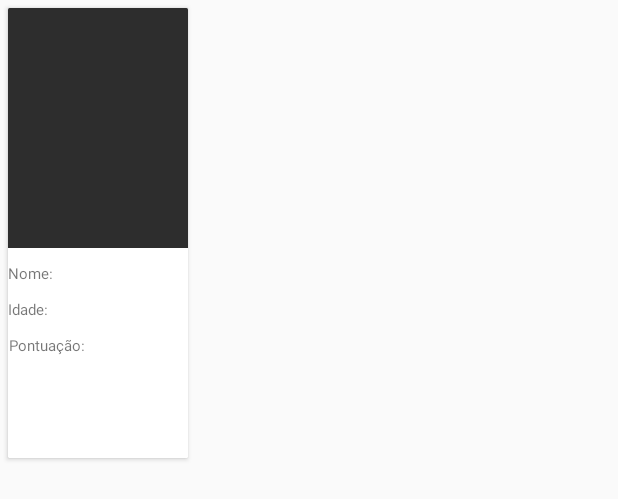
After one commit to GabrielAlbSilv/ExercicioGridView, an Android app: the layout modelo_personagem.xml on its own in the app's theme, with its tools: preview values and no code run, on a phone screen of 412 x 824 dp. The commit adds this screen. Shown: the top 499 px of the screen. Run offline under Robolectric (Android 15) with nearby library versions, the phone set to English and light mode, and no system bars.

Commit message:
nova commit

```diff
--- a/app/src/main/res/layout/activity_personagem.xml
+++ b/app/src/main/res/layout/activity_personagem.xml
@@ -30,12 +30,12 @@
             android:textSize="18sp"/>
 
         <TextView
-            android:id="@+id/Idad"
+            android:id="@+id/Idade"
             android:layout_width="wrap_content"
             android:layout_height="wrap_content"
             android:layout_marginTop="10dp"
             android:textSize="18sp"
-            android:text="@string/txtidade" />
+            android:text="Idade:" />
 
         <TextView
             android:id="@+id/Pont"
@@ -44,7 +44,7 @@
             android:layout_marginTop="10dp"
             android:gravity="center_horizontal"
             android:padding="8dp"
-            android:text="@string/textPont"
+            android:text="Pontuação: "
             android:textAlignment="inherit"
             android:textSize="18sp" />
         <LinearLayout
--- /dev/null
+++ b/app/src/main/res/layout/modelo_personagem.xml
@@ -0,0 +1,53 @@
+<?xml version="1.0" encoding="utf-8"?>
+<androidx.cardview.widget.CardView xmlns:android="http://schemas.android.com/apk/res/android"
+    xmlns:app="http://schemas.android.com/apk/res-auto"
+    android:id="@+id/idCardView"
+    android:layout_width="120dp"
+    android:layout_height="300dp"
+    android:layout_margin="5dp"
+    android:clickable="true"
+    android:foreground="?android:attr/selectableItemBackground"
+    app:cardCornerRadius="1dp">
+
+    <LinearLayout
+        android:layout_width="match_parent"
+        android:layout_height="match_parent"
+        android:orientation="vertical">
+
+        <ImageView
+            android:id="@+id/ImgPerso"
+            android:layout_width="match_parent"
+            android:layout_height="160dp"
+            android:background="#2d2d2d"
+            android:scaleType="centerCrop" />
+
+        <TextView
+            android:gravity="center_horizontal"
+            android:id="@+id/idNome"
+            android:layout_width="wrap_content"
+            android:layout_height="wrap_content"
+            android:layout_marginTop="10dp"
+            android:text="Nome:"
+            android:textSize="10sp"/>
+
+        <TextView
+            android:id="@+id/Idad"
+            android:layout_width="wrap_content"
+            android:layout_height="wrap_content"
+            android:layout_marginTop="10dp"
+            android:textSize="10sp"
+            android:text="Idade:" />
+
+        <TextView
+            android:id="@+id/Pont"
+            android:layout_width="wrap_content"
+            android:layout_height="wrap_content"
+            android:layout_marginTop="10dp"
+            android:gravity="center"
+            android:text="Pontuação: "
+            android:textAlignment="inherit"
+            android:textSize="10sp" />
+
+    </LinearLayout>
+
+</androidx.cardview.widget.CardView>
```
Also changed, not shown: app/src/main/java/br/com/etecia/exerciciogridview/Adapter.java (added, +53 -0 lines), app/src/main/java/br/com/etecia/exerciciogridview/MainActivity.java (+30 -0 lines), app/src/main/java/br/com/etecia/exerciciogridview/Personagem.java (+24 -3 lines), app/src/main/java/br/com/etecia/exerciciogridview/Personagens.java (added, +53 -0 lines), app/src/main/res/drawable/badeline_perfil.png (added), app/src/main/res/drawable/frisk_perfil.jpeg (added), app/src/main/res/drawable/madeline_perfil.png (added), app/src/main/res/drawable/papyrus_perfil.png (added), app/src/main/res/drawable/quirrel_perfil.png (added), app/src/main/res/drawable/sans_perfil.jpeg (added), app/src/main/res/drawable/theo_perfil.png (added), app/src/main/res/drawable/zero_perfil.png (added).
